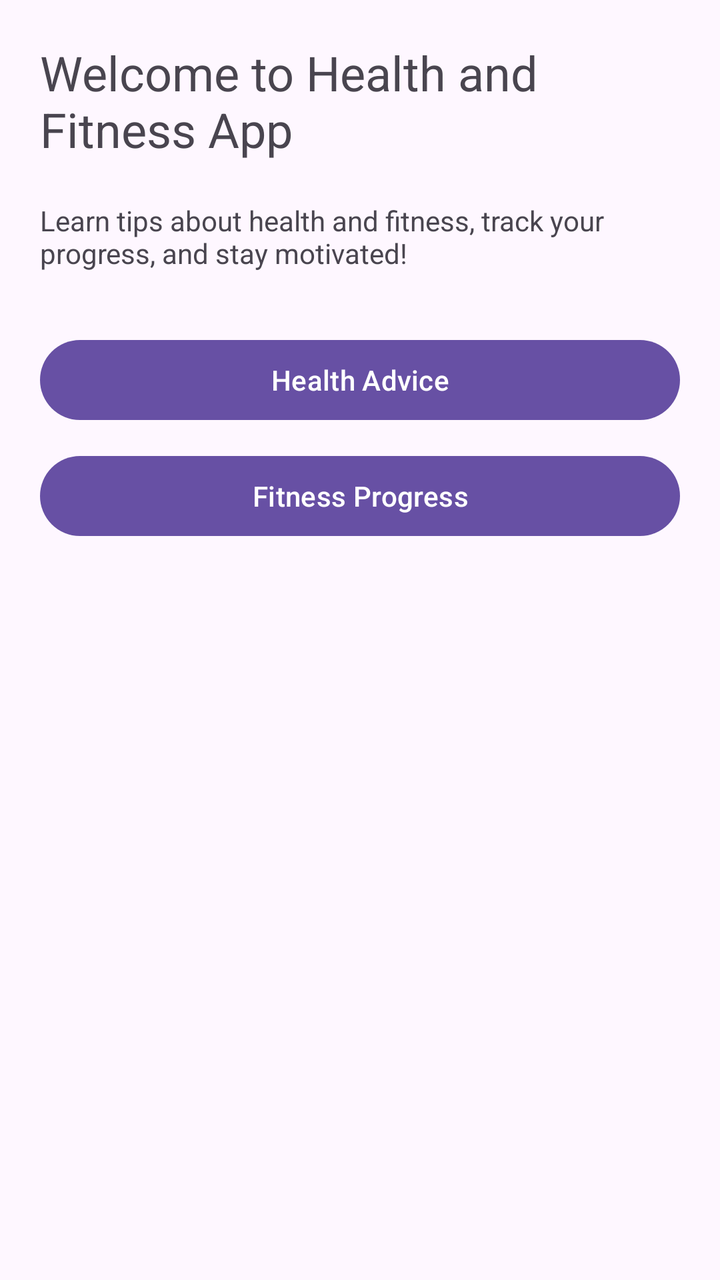
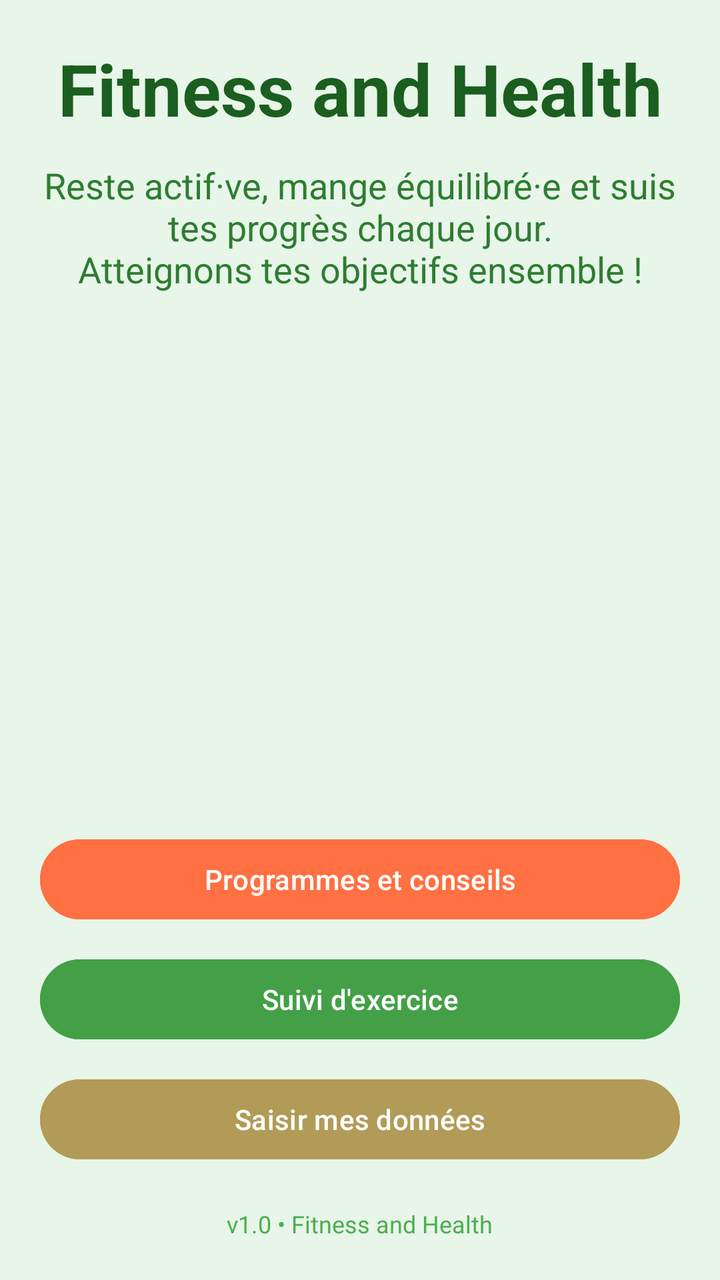

Before-and-after screenshots of an Android layout around one commit, followed by the original layout XML and the change that was made.
<!-- AndroidManifest.xml: application theme Theme.MyApp -->
<!-- res/layout/activity_main.xml -->
<?xml version="1.0" encoding="utf-8"?>
<LinearLayout xmlns:android="http://schemas.android.com/apk/res/android"
    android:layout_width="match_parent"
    android:layout_height="match_parent"
    android:orientation="vertical"
    android:padding="20dp">

    <TextView
        android:id="@+id/title"
        android:layout_width="wrap_content"
        android:layout_height="wrap_content"
        android:text="Welcome to Health and Fitness App"
        android:textSize="24sp"
        android:layout_marginBottom="20dp"/>

    <TextView
        android:id="@+id/intro"
        android:layout_width="wrap_content"
        android:layout_height="wrap_content"
        android:text="Learn tips about health and fitness, track your progress, and stay motivated!"
        android:layout_marginBottom="30dp"/>

    <Button
        android:id="@+id/btnGoAdvice"
        android:layout_width="match_parent"
        android:layout_height="wrap_content"
        android:text="Health Advice"/>

    <Button
        android:id="@+id/btnGoProgress"
        android:layout_width="match_parent"
        android:layout_height="wrap_content"
        android:text="Fitness Progress"
        android:layout_marginTop="10dp"/>
</LinearLayout>
<!-- resources referenced by this layout -->
<resources>
  <style name="Theme.MyApp" parent="Base.Theme.MyApp" />
  <style name="Base.Theme.MyApp" parent="Theme.Material3.DayNight.NoActionBar">
          
          
      </style>
</resources>

<!-- the commit's change to res/layout/activity_main.xml (unified diff, before → after) -->
@@ -3,33 +3,77 @@
     android:layout_width="match_parent"
     android:layout_height="match_parent"
     android:orientation="vertical"
-    android:padding="20dp">
+    android:padding="20dp"
+    android:gravity="center_horizontal"
+    android:background="#E8F5E9">
 
     <TextView
         android:id="@+id/title"
         android:layout_width="wrap_content"
         android:layout_height="wrap_content"
-        android:text="Welcome to Health and Fitness App"
-        android:textSize="24sp"
-        android:layout_marginBottom="20dp"/>
+        android:layout_marginBottom="12dp"
+        android:text="Fitness and Health"
+        android:textColor="#1B5E20"
+        android:textSize="36sp"
+        android:textStyle="bold" />
 
     <TextView
         android:id="@+id/intro"
-        android:layout_width="wrap_content"
+        android:layout_width="match_parent"
         android:layout_height="wrap_content"
-        android:text="Learn tips about health and fitness, track your progress, and stay motivated!"
-        android:layout_marginBottom="30dp"/>
+        android:layout_marginBottom="20dp"
+        android:text="Reste actif·ve, mange équilibré·e et suis tes progrès chaque jour.\nAtteignons tes objectifs ensemble !"
+        android:textAlignment="center"
+        android:textColor="#2E7D32"
+        android:textSize="18sp" />
+
+
+    <View
+        android:layout_width="match_parent"
+        android:layout_height="0dp"
+        android:layout_weight="1" />
 
     <Button
         android:id="@+id/btnGoAdvice"
         android:layout_width="match_parent"
         android:layout_height="wrap_content"
-        android:text="Health Advice"/>
+        android:layout_marginTop="6dp"
+        android:layout_marginBottom="6dp"
+        android:backgroundTint="#FF7043"
+        android:text="Programmes et conseils"
+        android:textAllCaps="false"
+        android:textColor="#FFFFFF" />
 
     <Button
         android:id="@+id/btnGoProgress"
         android:layout_width="match_parent"
         android:layout_height="wrap_content"
-        android:text="Fitness Progress"
-        android:layout_marginTop="10dp"/>
+        android:layout_marginTop="6dp"
+        android:layout_marginBottom="6dp"
+        android:backgroundTint="#43A047"
+        android:text="Suivi d'exercice"
+        android:textAllCaps="false"
+        android:textColor="#FFFFFF" />
+
+
+    <Button
+        android:id="@+id/btnGoInput"
+        android:layout_width="match_parent"
+        android:layout_height="wrap_content"
+        android:layout_marginTop="6dp"
+        android:layout_marginBottom="6dp"
+        android:backgroundTint="#B19B57"
+        android:text="Saisir mes données"
+        android:textAllCaps="false"
+        android:textColor="#FFFFFF" />
+
+    <TextView
+        android:id="@+id/footer"
+        android:layout_width="wrap_content"
+        android:layout_height="wrap_content"
+        android:layout_marginTop="14dp"
+        android:text="v1.0 • Fitness and Health"
+        android:textColor="#4CAF50"
+        android:textSize="12sp" />
+
 </LinearLayout>
